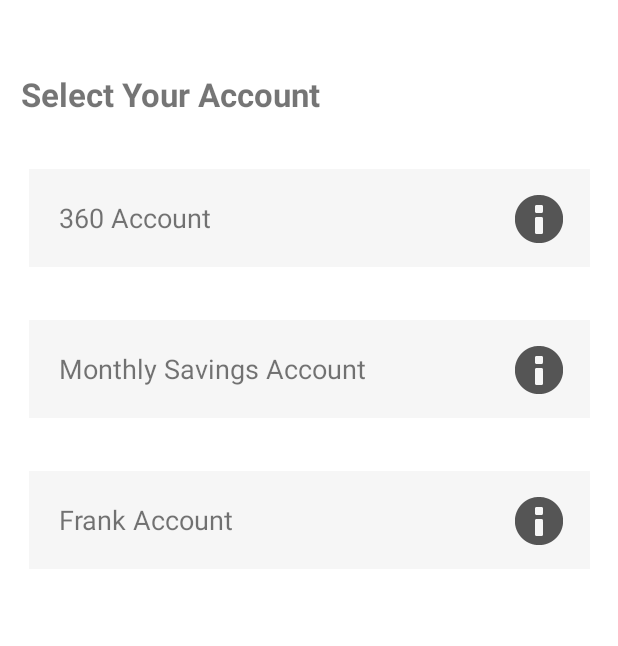
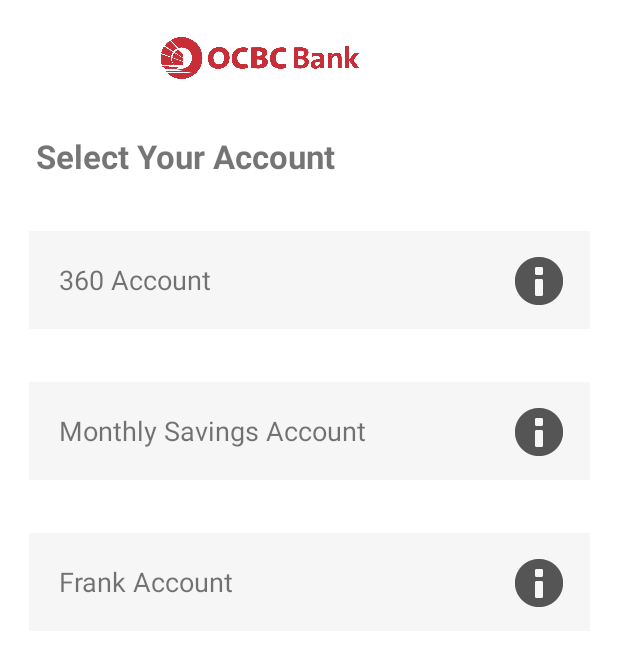
Before and after one commit to JieShengNP/OCBC-Team4-Android, an Android app: the screen it shows after launch (SelectAccountActivity), after a tap on "APPLY", on a phone screen of 412 x 824 dp. Shown: the top 646 px of the screen. Run offline under Robolectric (Android 15) with nearby library versions, the phone set to English and light mode, and no system bars.

Commit message:
Update OCBC Logo

```diff
--- a/app/src/main/res/layout/activity_dashboard.xml
+++ b/app/src/main/res/layout/activity_dashboard.xml
@@ -20,7 +20,7 @@
             android:id="@+id/imageView6"
             android:layout_width="145dp"
             android:layout_height="53dp"
-            android:layout_marginTop="21dp"
+            android:layout_marginTop="12dp"
             android:scaleType="centerCrop"
             app:layout_constraintEnd_toEndOf="parent"
             app:layout_constraintStart_toStartOf="parent"
--- a/app/src/main/res/layout/activity_enter_application_code.xml
+++ b/app/src/main/res/layout/activity_enter_application_code.xml
@@ -20,13 +20,12 @@
         android:id="@+id/imageView5"
         android:layout_width="145dp"
         android:layout_height="53dp"
+        android:layout_marginTop="12dp"
         android:scaleType="centerCrop"
-        app:layout_constraintBottom_toBottomOf="@+id/imageView4"
         app:layout_constraintEnd_toEndOf="parent"
         app:layout_constraintHorizontal_bias="0.406"
         app:layout_constraintStart_toEndOf="@+id/imageView4"
-        app:layout_constraintTop_toTopOf="@+id/imageView4"
-        app:layout_constraintVertical_bias="0.482"
+        app:layout_constraintTop_toTopOf="parent"
         app:srcCompat="@drawable/ocbc_bank_logo_png_transparent" />
 
     <EditText
--- a/app/src/main/res/layout/activity_login.xml
+++ b/app/src/main/res/layout/activity_login.xml
@@ -64,13 +64,12 @@
         android:id="@+id/imageView7"
         android:layout_width="145dp"
         android:layout_height="53dp"
+        android:layout_marginTop="12dp"
         android:scaleType="centerCrop"
-        app:layout_constraintBottom_toBottomOf="@+id/imageView6"
         app:layout_constraintEnd_toEndOf="parent"
         app:layout_constraintHorizontal_bias="0.406"
         app:layout_constraintStart_toEndOf="@+id/imageView6"
-        app:layout_constraintTop_toTopOf="@+id/imageView6"
-        app:layout_constraintVertical_bias="0.482"
+        app:layout_constraintTop_toTopOf="parent"
         app:srcCompat="@drawable/ocbc_bank_logo_png_transparent" />
 
     <TextView
--- a/app/src/main/res/layout/activity_select_account.xml
+++ b/app/src/main/res/layout/activity_select_account.xml
@@ -5,6 +5,18 @@
     android:layout_width="match_parent"
     android:layout_height="match_parent"
     tools:context=".SelectAccountActivity">
+
+    <ImageView
+        android:id="@+id/imageView13"
+        android:layout_width="145dp"
+        android:layout_height="53dp"
+        android:layout_marginTop="12dp"
+        android:scaleType="centerCrop"
+        app:layout_constraintEnd_toEndOf="parent"
+        app:layout_constraintHorizontal_bias="0.377"
+        app:layout_constraintStart_toStartOf="parent"
+        app:layout_constraintTop_toTopOf="parent"
+        app:srcCompat="@drawable/ocbc_bank_logo_png_transparent" />
 
     <TextView
         android:id="@+id/Acc360Btn"
@@ -76,13 +88,13 @@ form to fill in their personal details."
         android:id="@+id/textView2"
         android:layout_width="wrap_content"
         android:layout_height="wrap_content"
-        android:layout_marginStart="14dp"
-        android:layout_marginTop="48dp"
+        android:layout_marginStart="24dp"
+        android:layout_marginTop="24dp"
         android:text="Select Your Account"
         android:textSize="22dp"
         android:textStyle="bold"
         app:layout_constraintStart_toStartOf="parent"
-        app:layout_constraintTop_toTopOf="parent" />
+        app:layout_constraintTop_toBottomOf="@+id/imageView13" />
 
     <ImageView
         android:id="@+id/imageView2"
```
Also changed, not shown: app/src/main/res/layout/activity_application_form.xml (+3 -5 lines), app/src/main/res/layout/activity_confirmation_page.xml (+18 -16 lines), app/src/main/res/layout/activity_select_account_type.xml (+14 -2 lines), app/src/main/res/layout/activity_select_application_code.xml (+14 -3 lines), app/src/main/res/layout/activity_select_application_type.xml (+13 -2 lines), app/src/main/res/layout/activity_send_application_code.xml (+4 -6 lines).
